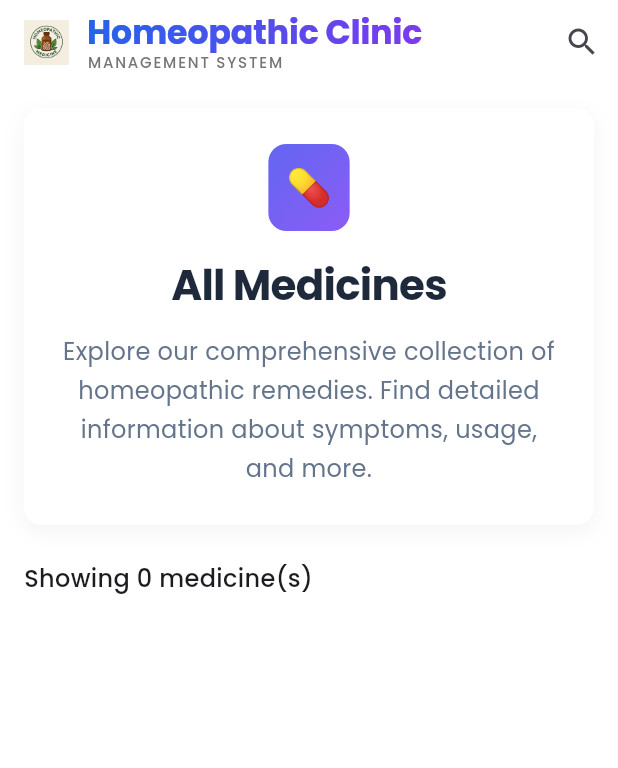
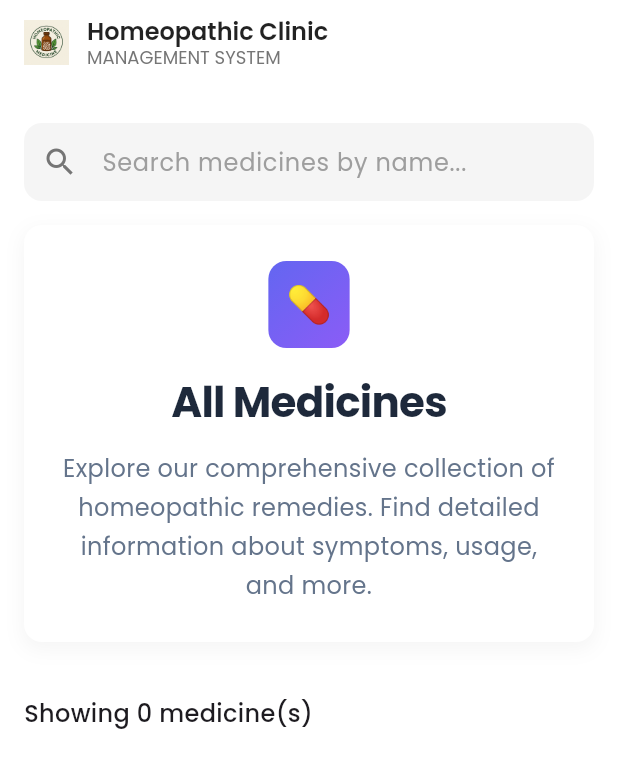
Before and after one commit to BossBhandariAetpl/homeopathicFlutterApp, a Flutter app: the screen it shows after launch, on a phone screen of 412 x 824 dp. Shown: the top 768 px of the screen. Run offline on Flutter 3.47's test engine with Material 3 defaults, Android fonts, the light colour scheme and no system bars; our stand-ins replace dio, firebase_core, google_fonts; accounts and stored records are empty; network calls fail.

Commit message:
Search UI implemented

```diff
--- a/lib/screens/home_screen.dart
+++ b/lib/screens/home_screen.dart
@@ -1,4 +1,5 @@
 import 'package:flutter/material.dart';
+import 'package:flutter_homeopathy_app/widgets/search/search_by_name.dart';
 import 'package:google_fonts/google_fonts.dart';
 import '../models/medicine.dart';
 import '../services/medicine_service.dart';
@@ -44,24 +45,30 @@ class _HomeScreenState extends State<HomeScreen> {
   }
 
   Widget _body() {
-    return ListView.builder(
+  return ListView(
     padding: const EdgeInsets.all(16),
-      itemCount: medicines.length + 2,
-      itemBuilder: (context, index) {
-        // Header Section
-        if (index == 0) {
-          return const MedicinesHeader(
+    children: [
+
+      // 🔍 Search Bar — now scrolls
+      SearchByName(
+        onChanged: (value) {
+          // TODO: add logic later
+        },
+      ),
+
+      const SizedBox(height: 16),
+
+      // 🌟 Medicines Header — now scrolls
+      const MedicinesHeader(
         title: 'All Medicines',
-            description: 'Explore our comprehensive collection of homeopathic remedies. '
+        description:
+            'Explore our comprehensive collection of homeopathic remedies. '
             'Find detailed information about symptoms, usage, and more.',
-          );
-        }
+      ),
 
-        // Count text
-        if (index == 1) {
-          return Column(
-            crossAxisAlignment: CrossAxisAlignment.start,
-            children: [
+      const SizedBox(height: 12),
+
+      // 📌 Count — now scrolls
       Text(
         "Showing ${medicines.length} medicine(s)",
         style: GoogleFonts.poppins(
@@ -69,20 +76,24 @@ class _HomeScreenState extends State<HomeScreen> {
           fontWeight: FontWeight.w500,
         ),
       ),
-              const SizedBox(height: 16),
+
+      const SizedBox(height: 12),
+
+      // 🩺 Medicine cards — scroll as usual
+      ...medicines.map(
+        (med) => Padding(
+          padding: const EdgeInsets.only(bottom: 12),
+          child: MedicineCard(
+            key: ValueKey("${med.remedy}_${med.commonName}"),
+            medicine: med,
+            onTap: () {},
+          ),
+        ),
+      ),
     ],
   );
 }
 
-        // Medicine card
-        return MedicineCard(
-          key: ValueKey('${medicines[index - 2].remedy}_${medicines[index - 2].commonName}'),
-          medicine: medicines[index - 2],
-          onTap: () {
-            // TODO: Handle medicine card tap
-          },
-        );
-      },
-    );
+
+
 }
-}
--- a/lib/widgets/app_bar/home_app_bar.dart
+++ b/lib/widgets/app_bar/home_app_bar.dart
@@ -1,89 +1,18 @@
 import 'package:flutter/material.dart';
 import 'package:google_fonts/google_fonts.dart';
-import 'package:flutter/services.dart';
 
-class HomeAppBar extends StatefulWidget implements PreferredSizeWidget {
-  final ValueChanged<String>? onSearchChanged;
-  final VoidCallback? onSearchSubmitted;
-  final TextEditingController? searchController;
-
+class HomeAppBar extends StatelessWidget implements PreferredSizeWidget {
   @override
   final Size preferredSize;
 
-  const HomeAppBar({
-    super.key,
-    this.onSearchChanged,
-    this.onSearchSubmitted,
-    this.searchController,
-  }) : preferredSize = const Size.fromHeight(kToolbarHeight);
-
-  @override
-  State<HomeAppBar> createState() => _HomeAppBarState();
-}
-
-class _HomeAppBarState extends State<HomeAppBar> {
-  bool _isSearching = false;
-  final FocusNode _searchFocusNode = FocusNode();
-  late TextEditingController _searchController;
-
-  @override
-  void initState() {
-    super.initState();
-    _searchController = widget.searchController ?? TextEditingController();
-  }
-
-  @override
-  void dispose() {
-    if (widget.searchController == null) {
-      _searchController.dispose();
-    }
-    _searchFocusNode.dispose();
-    super.dispose();
-  }
-
-  void _toggleSearch() {
-    setState(() {
-      _isSearching = !_isSearching;
-      if (_isSearching) {
-        _searchFocusNode.requestFocus();
-      } else {
-        _searchController.clear();
-        widget.onSearchChanged?.call('');
-      }
-    });
-  }
+  const HomeAppBar({super.key}) : preferredSize = const Size.fromHeight(kToolbarHeight);
 
   @override
   Widget build(BuildContext context) {
     return AppBar(
       backgroundColor: Colors.white,
       elevation: 0,
-      title: _isSearching
-          ? TextField(
-              controller: _searchController,
-              focusNode: _searchFocusNode,
-              style: GoogleFonts.poppins(
-                fontSize: 16,
-                color: Colors.black87,
-              ),
-              decoration: InputDecoration(
-                hintText: 'Search medicines...',
-                hintStyle: GoogleFonts.poppins(
-                  color: Colors.grey[400],
-                  fontSize: 16,
-                ),
-                border: InputBorder.none,
-                contentPadding: const EdgeInsets.symmetric(vertical: 8),
-                isDense: true,
-              ),
-              onChanged: widget.onSearchChanged,
-              onSubmitted: (_) {
-                widget.onSearchSubmitted?.call();
-                _searchFocusNode.unfocus();
-              },
-              textInputAction: TextInputAction.search,
-            )
-          : Row(
+      title: Row(
         mainAxisSize: MainAxisSize.min,
         children: [
           Image.asset(
@@ -98,40 +27,25 @@ class _HomeAppBarState extends State<HomeAppBar> {
             crossAxisAlignment: CrossAxisAlignment.start,
             mainAxisSize: MainAxisSize.min,
             children: [
-                    ShaderMask(
-                      shaderCallback: (bounds) => const LinearGradient(
-                        colors: [Color(0xFF2563EB), Color(0xFF7C3AED)],
-                      ).createShader(bounds),
-                      child: Text(
-                        "Homeopathic Clinic",
+              Text(
+                'Homeopathic Clinic',
                 style: GoogleFonts.poppins(
-                          color: Colors.white,
-                          fontWeight: FontWeight.bold,
-                        ),
+                  fontSize: 16,
+                  fontWeight: FontWeight.w600,
+                  color: Colors.black87,
                 ),
               ),
               Text(
                 'MANAGEMENT SYSTEM',
                 style: GoogleFonts.poppins(
-                        fontSize: 10,
-                        fontWeight: FontWeight.w500,
+                  fontSize: 12,
                   color: Colors.grey[600],
-                        letterSpacing: 1.2,
                 ),
               ),
             ],
           ),
         ],
       ),
-      actions: [
-        IconButton(
-          icon: Icon(_isSearching ? Icons.close : Icons.search),
-          onPressed: _toggleSearch,
-        ),
-      ],
     );
   }
-
-  @override
-  Size get preferredSize => (context.findAncestorStateOfType<_HomeAppBarState>()?.widget as HomeAppBar).preferredSize;
 }
--- /dev/null
+++ b/lib/widgets/search/search_by_name.dart
@@ -0,0 +1,38 @@
+import 'package:flutter/material.dart';
+import 'package:google_fonts/google_fonts.dart';
+
+class SearchByName extends StatelessWidget {
+  final void Function(String)? onChanged;
+
+  const SearchByName({super.key, this.onChanged});
+
+  @override
+  Widget build(BuildContext context) {
+    return Column(
+      crossAxisAlignment: CrossAxisAlignment.start,
+      children: [
+
+        const SizedBox(height: 10),
+
+        TextField(
+          decoration: InputDecoration(
+            hintText: "Search medicines by name...",
+            hintStyle: GoogleFonts.poppins(color: Colors.grey.shade500),
+            prefixIcon: Icon(Icons.search, color: Colors.grey.shade600),
+            filled: true,
+            fillColor: Colors.grey.shade100,
+            contentPadding: const EdgeInsets.symmetric(
+              horizontal: 16,
+              vertical: 14,
+            ),
+            border: OutlineInputBorder(
+              borderRadius: BorderRadius.circular(12),
+              borderSide: BorderSide.none,
+            ),
+          ),
+          onChanged: onChanged,
+        ),
+      ],
+    );
+  }
+}
```
Lines whose indentation alone changed are shown as unchanged.
